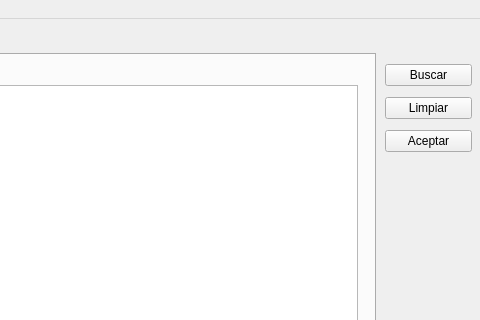
laar19/KmlShpConvert, file ui/mainwindow.ui: the form before one commit; both pictures show x 215 to 695 and y 0 to 320 of the 695 by 504 pixel window.
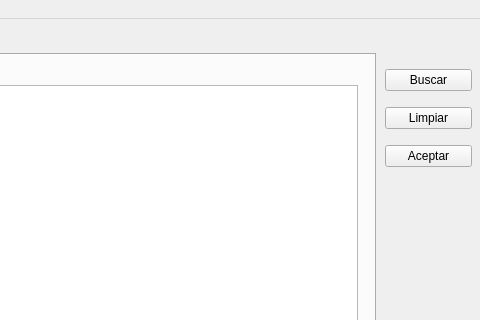
The form after the commit. Icons and pictures are not drawn.

What changed in the file:
```diff
--- a/ui/mainwindow.ui
+++ b/ui/mainwindow.ui
@@ -217,7 +217,7 @@
       <x>600</x>
       <y>40</y>
       <width>87</width>
-      <height>98</height>
+      <height>121</height>
      </rect>
     </property>
     <layout class="QVBoxLayout" name="verticalLayout">
```
